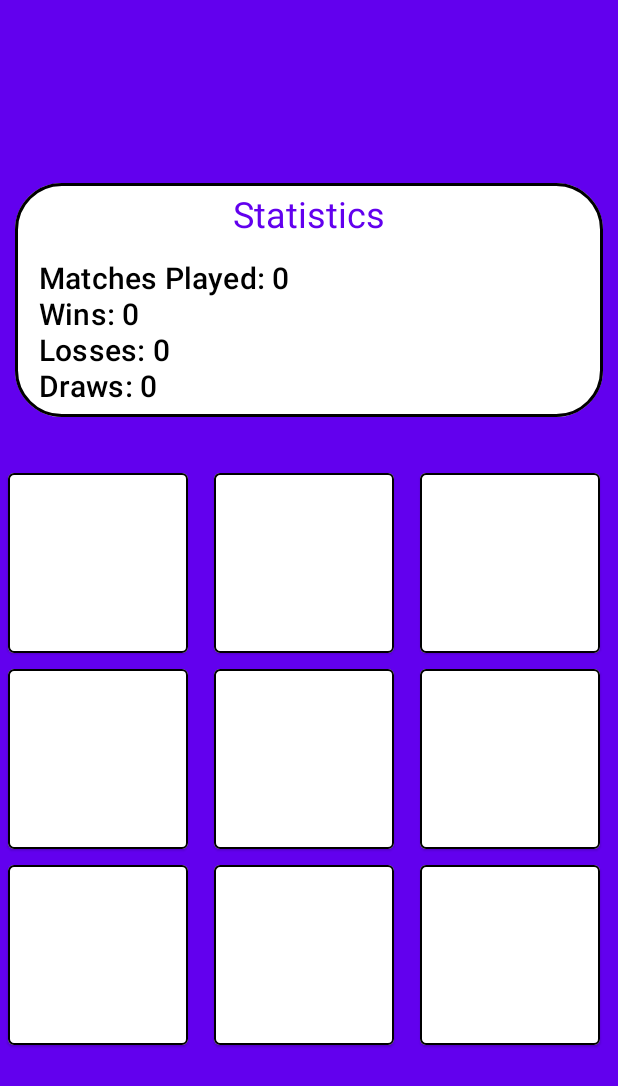
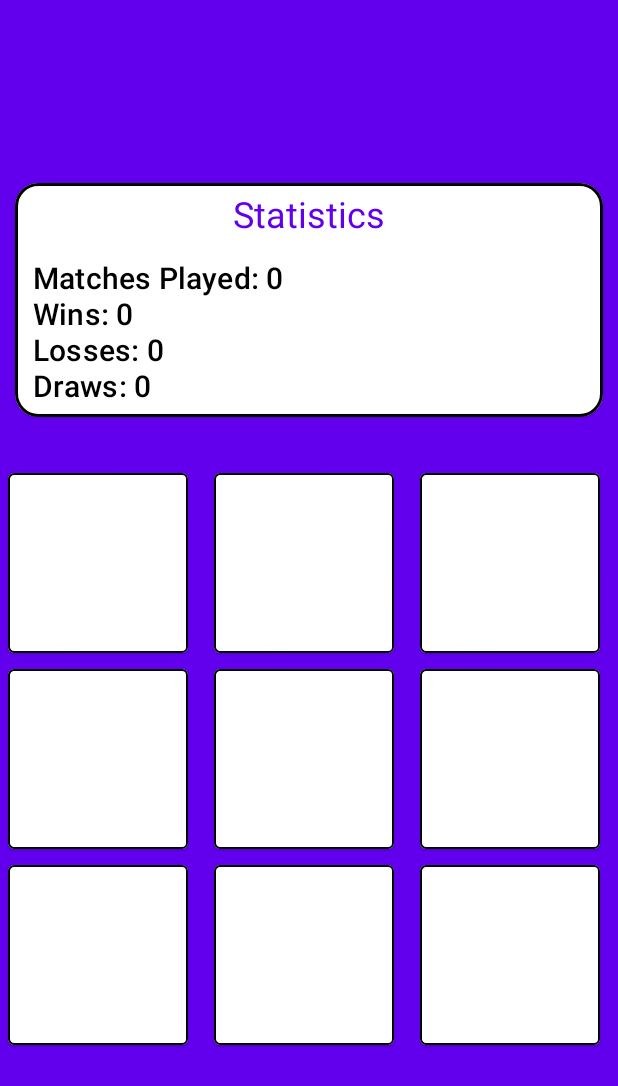
Before and after one commit to Drsdavi62/Tic-Tac-Toe, an Android app built with Jetpack Compose: the screen it shows after launch (MainActivity), on a phone screen of 412 x 824 dp. Shown: the top 1086 px of the screen. Run offline under Robolectric (Android 15) with nearby library versions, the phone set to English and light mode, and no system bars; 3 statements that could not run were skipped.

Commit message:
Add round icon

```diff
--- a/app/src/main/AndroidManifest.xml
+++ b/app/src/main/AndroidManifest.xml
@@ -6,7 +6,7 @@
         android:allowBackup="true"
         android:icon="@mipmap/tic_tac_toe_icon"
         android:label="@string/app_name"
-        android:roundIcon="@mipmap/tic_tac_toe_icon"
+        android:roundIcon="@mipmap/tic_tac_toe_icon_round"
         android:supportsRtl="true"
         android:theme="@style/Theme.TicTacToe">
         <activity
--- a/app/src/main/java/com/example/tic_tac_toe/ui/components/StatisticsCard.kt
+++ b/app/src/main/java/com/example/tic_tac_toe/ui/components/StatisticsCard.kt
@@ -22,14 +22,14 @@ fun StatisticsCard(
     statistics: Statistics
 ) {
     Card(
-        shape = RoundedCornerShape(20),
+        shape = RoundedCornerShape(10),
         modifier = Modifier
             .fillMaxWidth()
             .padding(horizontal = 10.dp),
         contentColor = MaterialTheme.colors.surface,
         border = BorderStroke(2.dp, MaterialTheme.colors.onSurface)
     ) {
-        Column(modifier = Modifier.padding(vertical = 8.dp, horizontal = 16.dp)) {
+        Column(modifier = Modifier.padding(vertical = 8.dp, horizontal = 12.dp)) {
             Text(
                 text = stringResource(R.string.statistics_card_title),
                 style = MaterialTheme.typography.h5,
```
Also changed, not shown: app/src/main/res/mipmap-hdpi/tic_tac_toe_icon_round.png (added), app/src/main/res/mipmap-mdpi/tic_tac_toe_icon_round.png (added), app/src/main/res/mipmap-xhdpi/tic_tac_toe_icon_round.png (added), app/src/main/res/mipmap-xxhdpi/tic_tac_toe_icon_round.png (added), app/src/main/res/mipmap-xxxhdpi/tic_tac_toe_icon_round.png (added), 1 other file.
